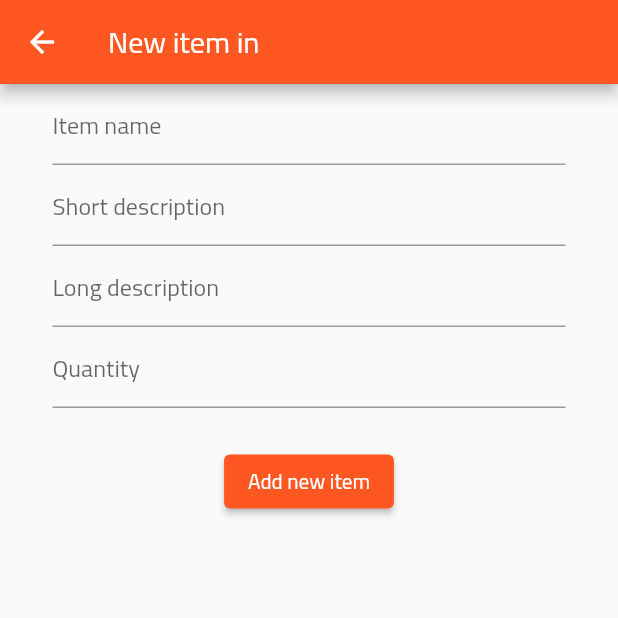
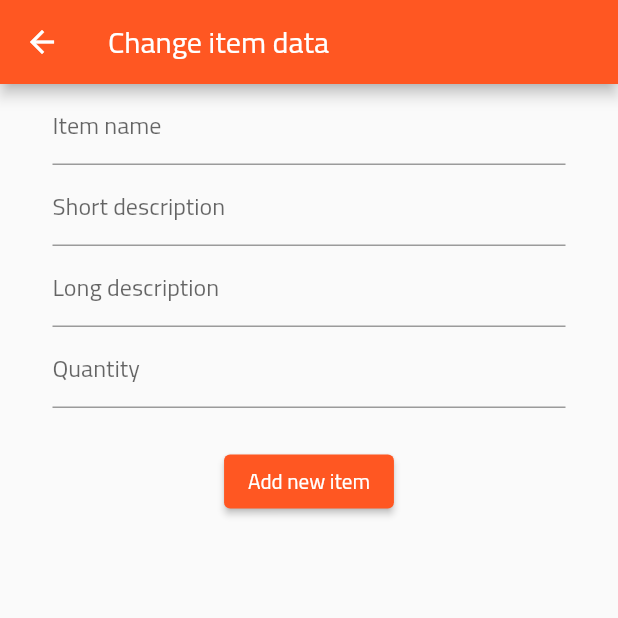
Before and after one commit to mpygruu/everything-stash, a Flutter app: the NewItemFormPage screen opened directly with empty values, on a phone screen of 412 x 824 dp, the top half of it. Run offline on Flutter 3.47's test engine with Material 2 defaults, Android fonts, the phone set to English and light mode, and no system bars; our stand-ins replace sqflite; accounts and stored records are empty.

Commit message:
Added updating item data (not working yet)

```diff
--- a/lib/pages/new_item_form.dart
+++ b/lib/pages/new_item_form.dart
@@ -7,7 +7,11 @@ import '../models/stash.dart';
 
 class NewItemFormPage extends StatelessWidget {
   final Stash? stash;
-  const NewItemFormPage({required this.stash, Key? key}) : super(key: key);
+  bool? updateMode = false;
+  int? itemId;
+  NewItemFormPage(
+      {required this.stash, required this.updateMode, this.itemId, Key? key})
+      : super(key: key);
 
   @override
   Widget build(BuildContext context) {
@@ -19,16 +23,26 @@ class NewItemFormPage extends StatelessWidget {
             Navigator.pop(context);
           },
         ),
-        title: Text('New item in ${stash!.title}'),
+        title: updateMode == false
+            ? Text('New item in ${stash!.title}')
+            : const Text('Change item data'),
       ),
-      body: NewItemForm(stash: stash),
+      body: NewItemForm(
+        stash: stash,
+        updateMode: updateMode,
+        itemId: itemId,
+      ),
     );
   }
 }
 
 class NewItemForm extends StatefulWidget {
   final Stash? stash;
-  const NewItemForm({required this.stash, Key? key}) : super(key: key);
+  bool? updateMode = false;
+  int? itemId;
+  NewItemForm(
+      {required this.stash, required this.updateMode, this.itemId, Key? key})
+      : super(key: key);
 
   @override
   State<StatefulWidget> createState() => _NewItemFormState();
@@ -43,6 +57,19 @@ class _NewItemFormState extends State<NewItemForm> {
 
   @override
   Widget build(BuildContext buildContext) {
+    /*if (widget.updateMode!) {
+      var db = DatabaseConnector();
+      db.getItemById(widget.itemId).then(
+        (item) {
+          nameController.text = item.name!;
+          shortDescriptionController.text = item.shortDescription!;
+          longDescriptionController.text = item.name!;
+          quantityController.text = item.quantity.toString();
+          nameController.text = item.name!;
+        },
+      );
+    }*/
+
     return Form(
       key: _formKey,
       child: Padding(
```
Also changed, not shown: lib/widgets/item_card.dart (+24 -2 lines).
